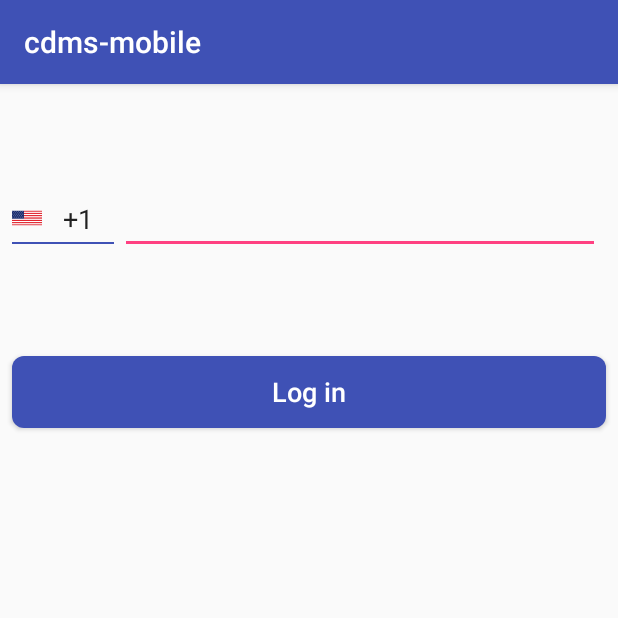
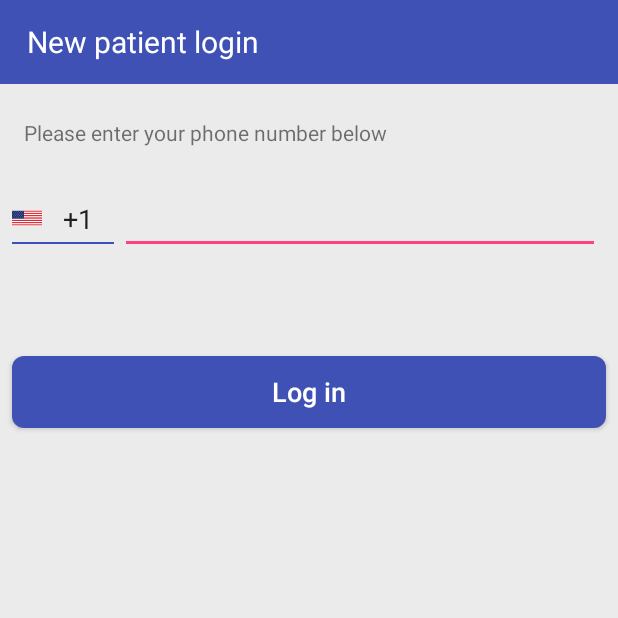
Before and after one commit to andrej-z/medlab-mobile, an Android app: the LogonActivity screen opened directly, with no data from a screen before it, on a phone screen of 412 x 824 dp, the top half of it. Run offline under Robolectric (Android 15) with nearby library versions, the phone set to English and light mode, and no system bars; libraries missing offline, so code that uses them is left out: io.michaelrocks.libphonenumber; network calls fail; 3 statements that could not run were skipped.

Commit message:
fix app name and icon. update prebuilt files

```diff
--- a/app/src/main/AndroidManifest.xml
+++ b/app/src/main/AndroidManifest.xml
@@ -15,11 +15,12 @@
         android:allowBackup="true"
         android:icon="@drawable/logo"
         android:label="@string/app_name"
-        android:roundIcon="@mipmap/ic_launcher_round"
+        android:roundIcon="@drawable/logo"
         android:supportsRtl="true"
         android:theme="@style/AppTheme"
         tools:replace="android:icon">
-        <activity android:name="az.com.smsauth.LogonActivity" />
+        <activity android:name="az.com.smsauth.LogonActivity"
+            android:theme="@style/AppTheme.NoActionBar"/>
         <activity
             android:name=".Views.RequestsActivity"
             android:label="@string/title_activity_requests"
@@ -40,7 +41,8 @@
             android:name="az.com.smsauth.VerificationCodeActivity"
             android:label="VerificationCodeActivity"
             android:theme="@style/AppTheme.NoActionBar" />
-        <activity android:name=".Views.LoadingActivity">
+        <activity android:name=".Views.LoadingActivity"
+            android:theme="@style/AppTheme.NoActionBar">
             <intent-filter>
                 <action android:name="android.intent.action.MAIN" />
 
--- a/app/src/main/res/values/strings.xml
+++ b/app/src/main/res/values/strings.xml
@@ -1,5 +1,5 @@
 <resources>
-    <string name="app_name">cdms-mobile</string>
+    <string name="app_name">Mobile CDMS</string>
     <string name="action_settings">Settings</string>
     <string name="title_activity_requests">RequestsActivity</string>
     <string name="request">Request %s</string>
--- a/sms-auth/src/main/java/az/com/smsauth/CountryCodeActivity.java
+++ b/sms-auth/src/main/java/az/com/smsauth/CountryCodeActivity.java
@@ -85,18 +85,10 @@ public class CountryCodeActivity extends AppCompatActivity {
         setSupportActionBar(mToolBar);
         getSupportActionBar().setDisplayHomeAsUpEnabled(true);
         getSupportActionBar().setDisplayShowHomeEnabled(true);
-        if(getIntent().hasExtra("TITLE")&&getIntent().getStringExtra("TITLE")!=null&& !getIntent().getStringExtra("TITLE").equalsIgnoreCase(""))
-        {
-            title = getIntent().getStringExtra("TITLE");
-            getSupportActionBar().setTitle(title);
 
-        }
-        else
-
-        {
             getSupportActionBar().setTitle("Select Country");
 
-        }
+
     }
 
     @Override
--- a/sms-auth/src/main/java/az/com/smsauth/LogonActivity.java
+++ b/sms-auth/src/main/java/az/com/smsauth/LogonActivity.java
@@ -2,11 +2,13 @@ package az.com.smsauth;
 
 import android.app.Activity;
 import android.content.Intent;
+import android.support.v4.content.ContextCompat;
 import android.support.v7.app.AppCompatActivity;
 import android.os.Bundle;
 import android.support.v7.widget.AppCompatButton;
 import android.support.v7.widget.AppCompatEditText;
 import android.support.v7.widget.AppCompatTextView;
+import android.support.v7.widget.Toolbar;
 import android.telephony.TelephonyManager;
 import android.text.TextUtils;
 import android.util.Log;
@@ -41,22 +43,20 @@ public class LogonActivity extends AppCompatActivity {
         super.onCreate(savedInstanceState);
 
         setContentView(R.layout.activity_logon);
-//        Button loginBtn = findViewById(R.id.login_btn);
-//        loginBtn.setOnClickListener(new View.OnClickListener() {
-//            @Override
-//            public void onClick(View v) {
-//                Intent intent = new Intent(getApplicationContext(), RequestsActivity.class);
-//                intent.addFlags(Intent.FLAG_ACTIVITY_NEW_TASK);
-//                intent.addFlags(Intent.FLAG_ACTIVITY_CLEAR_TASK);
-//
-//                startActivity(intent);
-//            }
-//        });
-//        if (AppContext.Get().dataService.()){
-//            //show wait animation
-//            //show request activity if login successful
-//        }
+
         setUpUI();
+
+    }
+
+
+    private void setUpToolBar() {
+        Toolbar mToolBar = (Toolbar) findViewById(R.id.registration_toolbar);
+        mToolBar.setTitleTextColor(ContextCompat.getColor(mActivity, R.color.white));
+        setSupportActionBar(mToolBar);
+        //getSupportActionBar().setDisplayHomeAsUpEnabled(true);
+        //getSupportActionBar().setDisplayShowHomeEnabled(true);
+        getSupportActionBar().setTitle("Patient registration");
+
 
     }
 
--- a/sms-auth/src/main/res/layout/activity_logon.xml
+++ b/sms-auth/src/main/res/layout/activity_logon.xml
@@ -1,4 +1,42 @@
 <?xml version="1.0" encoding="utf-8"?>
+<LinearLayout xmlns:android="http://schemas.android.com/apk/res/android"
+    xmlns:local="http://schemas.android.com/apk/res-auto"
+    xmlns:tools="http://schemas.android.com/tools"
+    android:layout_width="match_parent"
+    android:layout_height="match_parent"
+    android:background="#ebebeb"
+    android:orientation="vertical">
+
+    <android.support.v7.widget.Toolbar
+        android:id="@+id/registration_toolbar"
+        android:layout_width="match_parent"
+        android:layout_height="wrap_content"
+        android:background="?attr/colorPrimary"
+        android:minHeight="?attr/actionBarSize"
+        local:popupTheme="@style/ToolBarStyle"
+        android:theme="@style/ToolbarColoredBackArrow">
+
+        <RelativeLayout
+            android:layout_width="match_parent"
+            android:layout_height="wrap_content"
+            android:orientation="vertical"
+            android:visibility="visible">
+
+            <android.support.v7.widget.AppCompatTextView
+                android:id="@+id/tvToolbarTitle"
+                android:layout_width="match_parent"
+                android:layout_height="wrap_content"
+                android:layout_centerInParent="true"
+                android:layout_margin="2dp"
+                android:gravity="left"
+                android:maxLength="25"
+                android:maxLines="1"
+                android:singleLine="true"
+                android:text="New patient login"
+                android:textColor="@color/white"
+                android:textSize="20sp" />
+        </RelativeLayout>
+    </android.support.v7.widget.Toolbar>
 <android.support.constraint.ConstraintLayout xmlns:android="http://schemas.android.com/apk/res/android"
     xmlns:app="http://schemas.android.com/apk/res-auto"
     xmlns:tools="http://schemas.android.com/tools"
@@ -90,4 +128,17 @@
         app:layout_constraintEnd_toEndOf="parent"
         app:layout_constraintStart_toStartOf="parent"
         app:layout_constraintTop_toBottomOf="@+id/relativeLayout" />
+
+    <TextView
+        android:id="@+id/textView"
+        android:layout_width="wrap_content"
+        android:layout_height="wrap_content"
+        android:layout_marginBottom="8dp"
+        android:layout_marginStart="16dp"
+        android:layout_marginTop="8dp"
+        android:text="Please enter your phone number below"
+        app:layout_constraintBottom_toTopOf="@+id/relativeLayout"
+        app:layout_constraintStart_toStartOf="parent"
+        app:layout_constraintTop_toTopOf="parent" />
 </android.support.constraint.ConstraintLayout>
+</LinearLayout>
```
Also changed, not shown: 1 other file.
